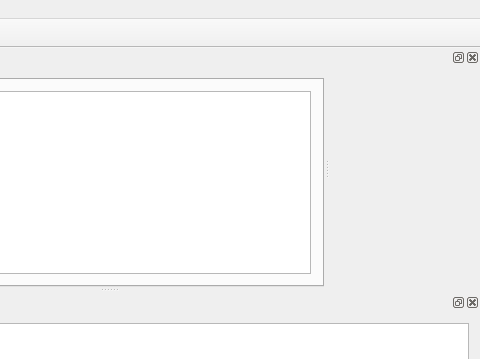
ethiago/shader-labs, file trunk/forms/mainwindow.ui: the form before one commit; both pictures show x 263 to 743 and y 0 to 359 of the 743 by 526 pixel window.
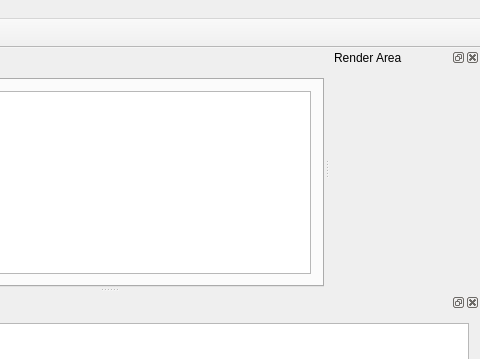
The form after the commit. Icons and pictures are not drawn.

Commit message: Output Area + detalhes

```diff
--- a/trunk/forms/mainwindow.ui
+++ b/trunk/forms/mainwindow.ui
@@ -128,6 +128,9 @@
      <height>150</height>
     </size>
    </property>
+   <property name="windowTitle">
+    <string>Render Area</string>
+   </property>
    <attribute name="dockWidgetArea">
     <number>2</number>
    </attribute>
```
